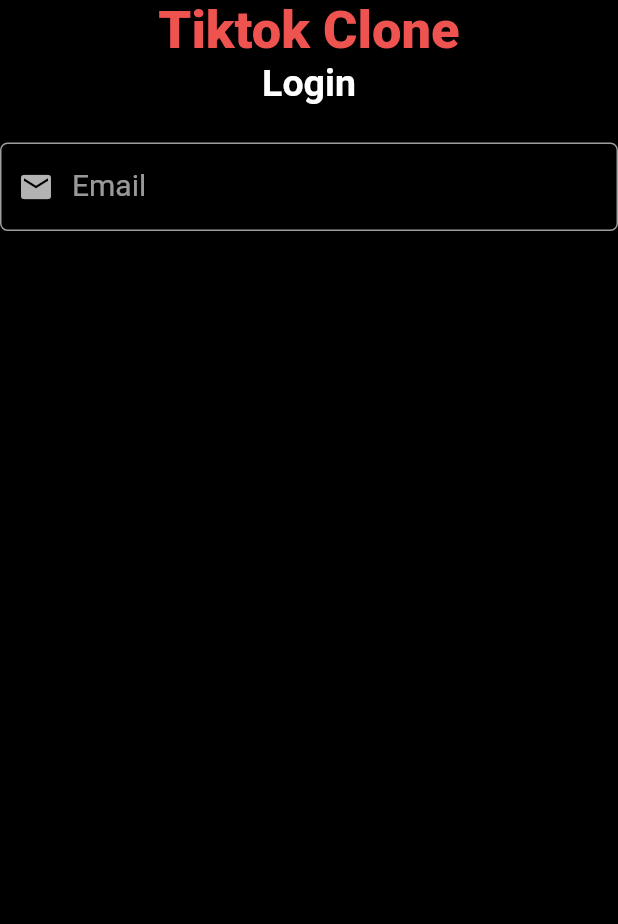
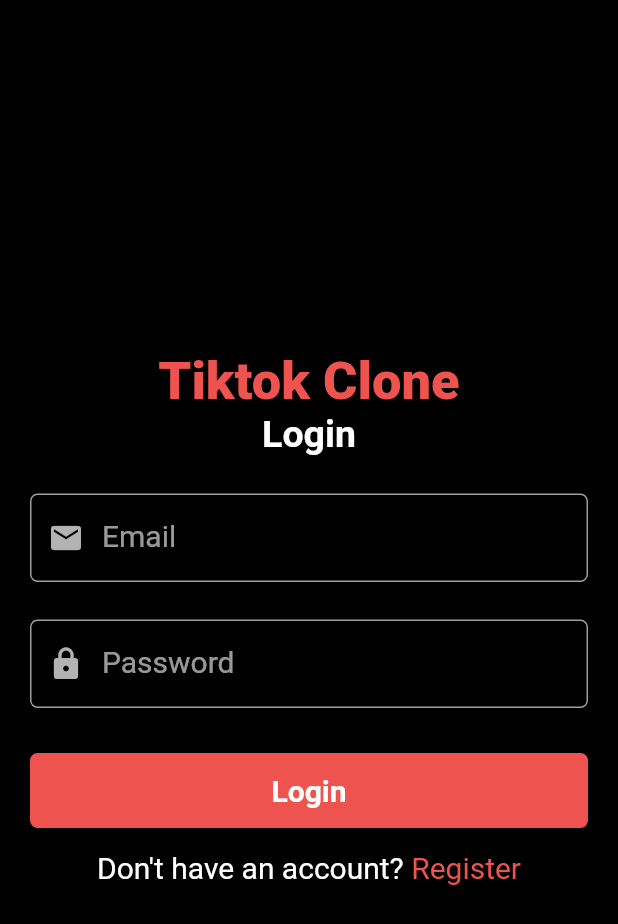
Before and after one commit to lukechoi14/tiktok_clone, a Flutter app: the screen it shows after launch, on a phone screen of 412 x 824 dp. Shown: the top 924 px of the screen. Run offline on Flutter 3.47's test engine with Material 2 defaults, Android fonts, the phone set to English and light mode, and no system bars.

Commit message:
login screen done

```diff
--- a/lib/views/screens/auth/login_screen.dart
+++ b/lib/views/screens/auth/login_screen.dart
@@ -14,6 +14,7 @@ class LoginScreen extends StatelessWidget {
       body: Container(
           alignment: Alignment.center,
           child: Column(
+            mainAxisAlignment: MainAxisAlignment.center,
             children: [
               Text(
                 "Tiktok Clone",
@@ -30,11 +31,46 @@ class LoginScreen extends StatelessWidget {
               ),
               const SizedBox(height: 25,),
               Container(
+                width: MediaQuery.of(context).size.width,
+                margin: const EdgeInsets.symmetric(horizontal: 20),
                 child: TextInputField(
                   controller: _emailController,
                   labelText: "Email",
                   icon: Icons.email,
                 ),
+              ),
+              const SizedBox(height: 25,),
+              Container(
+                width: MediaQuery.of(context).size.width,
+                margin: const EdgeInsets.symmetric(horizontal: 20),
+                child: TextInputField(
+                  controller: _passwordController,
+                  labelText: "Password",
+                  icon: Icons.lock,
+                ),
+              ),
+              const SizedBox(height: 30,),
+              Container(
+                width: MediaQuery.of(context).size.width-40,
+                height: 50,
+                decoration: BoxDecoration(
+                  color: buttonColor,
+                  borderRadius: BorderRadius.circular(5),
+                ),
+                child: InkWell(onTap:() {
+                  print('login');
+                },child: const Center(child: Text("Login",style: TextStyle(fontSize: 20,fontWeight: FontWeight.w700),))),
+              ),
+              const SizedBox(height: 15,),
+              Row(
+                mainAxisAlignment: MainAxisAlignment.center,
+                children: [
+                  Text('Don\'t have an account? ',style: TextStyle(fontSize: 20),),
+                  InkWell(onTap:(){
+                    print("navigating user");
+                  },child: Text('Register',style: TextStyle(fontSize: 20,color: buttonColor),)),
+
+                ],
               )
             ],
           )),
```
